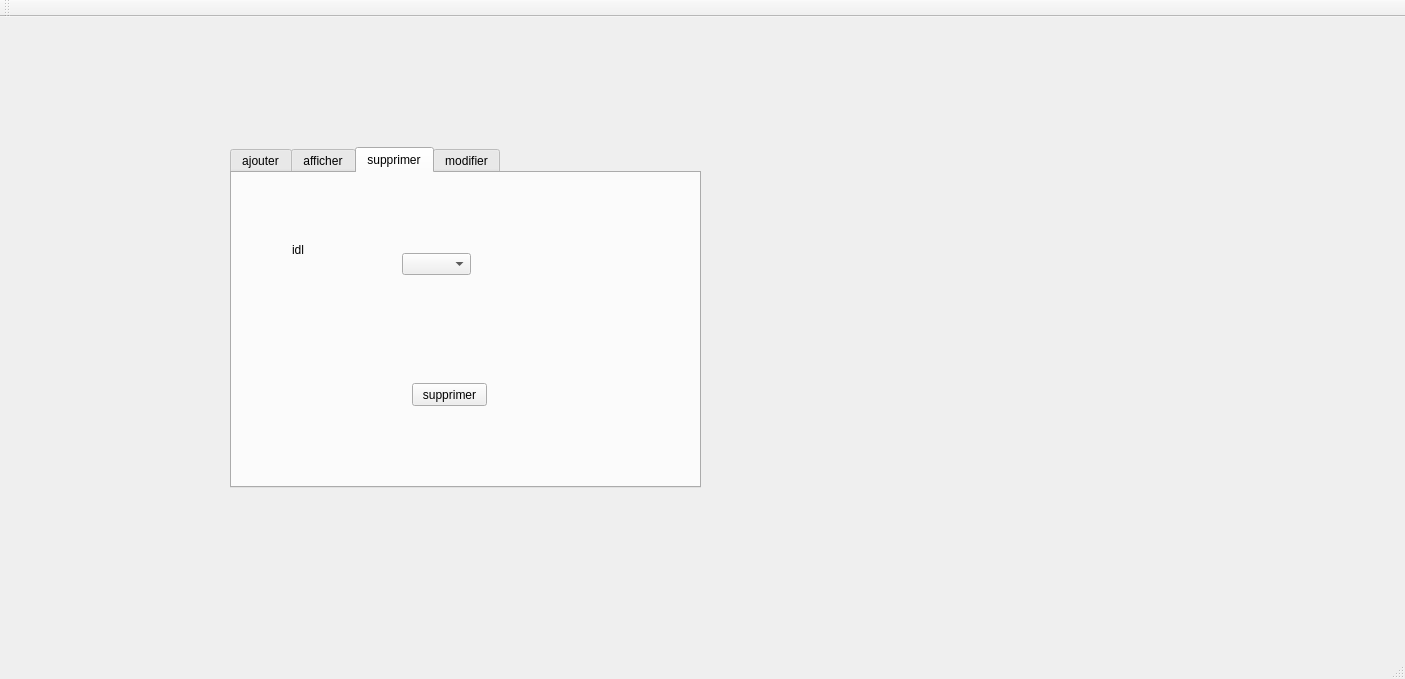
Before: the Qt Designer form mainwindow.ui in nefissaKhiari/Smart_Restaurant_2A19, drawn with Qt 5.
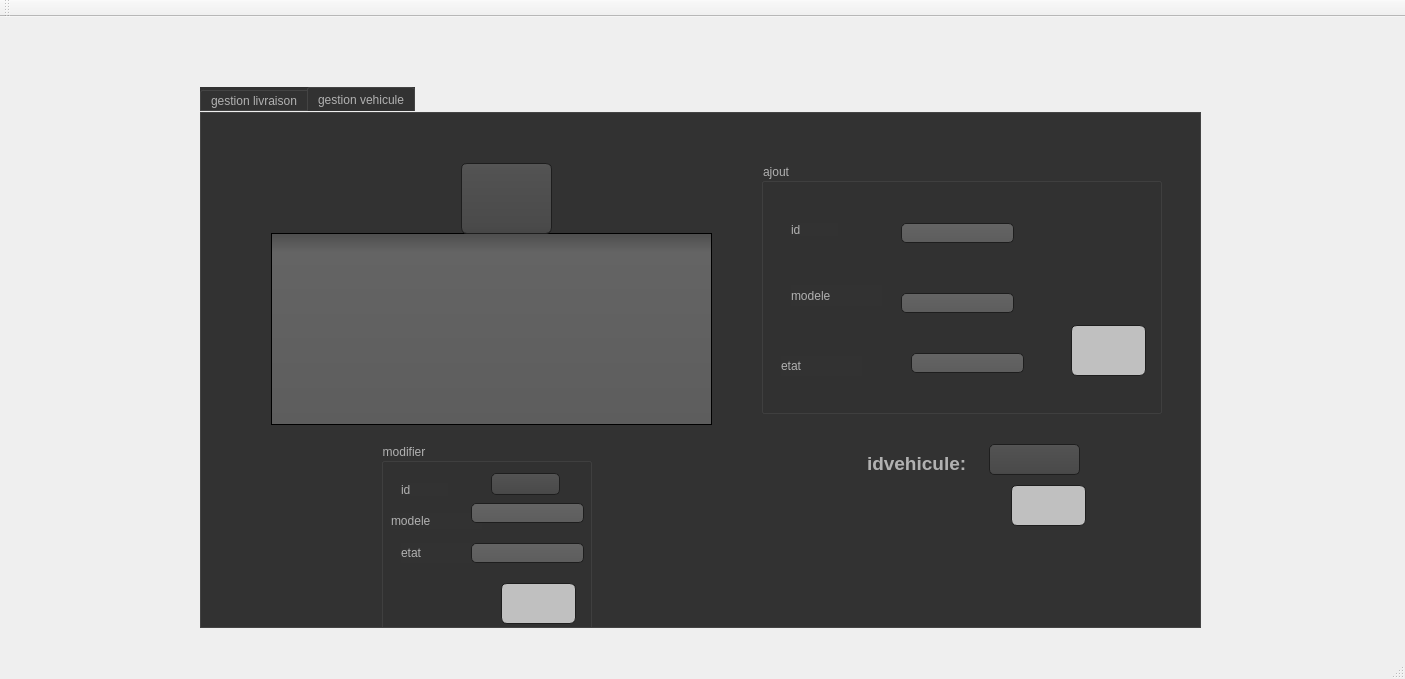
After: the same form once the commit is applied. The open tabs and pages were chosen to show the change. Icons and pictures are not drawn.

Diff of the .ui file:
```diff
--- a/mainwindow.ui
+++ b/mainwindow.ui
@@ -17,21 +17,482 @@
    <widget class="QTabWidget" name="tabWidget">
     <property name="geometry">
      <rect>
-      <x>230</x>
-      <y>130</y>
-      <width>471</width>
-      <height>341</height>
+      <x>200</x>
+      <y>70</y>
+      <width>1001</width>
+      <height>541</height>
      </rect>
     </property>
+    <property name="styleSheet">
+     <string notr="true">QToolTip
+
+{
+     border: 1px solid black;
+     background-color: #ffa02f;
+     padding: 1px;
+     border-radius: 3px;
+     opacity: 100;
+}
+
+QWidget
+{  color: #b1b1b1;
+    background-color: #323232;
+}
+
+QWidget:item:hover
+{
+    background-color: QLinearGradient( x1: 0, y1: 0, x2: 0, y2: 1, stop: 0 #ffa02f, stop: 1 #ca0619);
+    color: #000000;
+}
+
+QWidget:item:selected
+{
+    background-color: QLinearGradient( x1: 0, y1: 0, x2: 0, y2: 1, stop: 0 #ffa02f, stop: 1 #d7801a);
+}
+
+QMenuBar::item
+{
+    background: transparent;
+}
+
+QMenuBar::item:selected
+{
+    background: transparent;
+    border: 1px solid #ffaa00;
+}
+
+QMenuBar::item:pressed
+{
+    background: #444;
+    border: 1px solid #000;
+    background-color: QLinearGradient(
+        x1:0, y1:0,
+        x2:0, y2:1,
+        stop:1 #212121,
+        stop:0.4 #343434/*,
+        stop:0.2 #343434,
+        stop:0.1 #ffaa00*/
+    );
+    margin-bottom:-1px;
+    padding-bottom:1px;
+}
+
+QMenu
+{
+    border: 1px solid #000;
+}
+
+QMenu::item
+{
+    padding: 2px 20px 2px 20px;
+}
+
+QMenu::item:selected
+{
+    color: #000000;
+}
+
+QWidget:disabled
+{
+    color: #404040;
+    background-color: #323232;
+}
+
+QAbstractItemView
+{
+    background-color: QLinearGradient( x1: 0, y1: 0, x2: 0, y2: 1, stop: 0 #4d4d4d, stop: 0.1 #646464, stop: 1 #5d5d5d);
+}
+
+QWidget:focus
+{
+    /*border: 2px solid QLinearGradient( x1: 0, y1: 0, x2: 0, y2: 1, stop: 0 #ffa02f, stop: 1 #d7801a);*/
+}
+
+QLineEdit
+{
+    background-color: QLinearGradient( x1: 0, y1: 0, x2: 0, y2: 1, stop: 0 #4d4d4d, stop: 0 #646464, stop: 1 #5d5d5d);
+    padding: 1px;
+    border-style: solid;
+    border: 1px solid #1e1e1e;
+    border-radius: 5;
+}
+
+QPushButton
+{
+    color: #b1b1b1;
+    background-color: QLinearGradient( x1: 0, y1: 0, x2: 0, y2: 1, stop: 0 #565656, stop: 0.1 #525252, stop: 0.5 #4e4e4e, stop: 0.9 #4a4a4a, stop: 1 #464646);
+    border-width: 1px;
+    border-color: #1e1e1e;
+    border-style: solid;
+    border-radius: 6;
+    padding: 3px;
+    font-size: 12px;
+    padding-left: 5px;
+    padding-right: 5px;
+}
+
+QPushButton:pressed
+{
+    background-color: QLinearGradient( x1: 0, y1: 0, x2: 0, y2: 1, stop: 0 #2d2d2d, stop: 0.1 #2b2b2b, stop: 0.5 #292929, stop: 0.9 #282828, stop: 1 #252525);
+}
+
+QComboBox
+{
+    selection-background-color: #ffaa00;
+    background-color: QLinearGradient( x1: 0, y1: 0, x2: 0, y2: 1, stop: 0 #565656, stop: 0.1 #525252, stop: 0.5 #4e4e4e, stop: 0.9 #4a4a4a, stop: 1 #464646);
+    border-style: solid;
+    border: 1px solid #1e1e1e;
+    border-radius: 5;
+}
+
+QComboBox:hover,QPushButton:hover
+{
+    border: 2px solid QLinearGradient( x1: 0, y1: 0, x2: 0, y2: 1, stop: 0 #ffa02f, stop: 1 #d7801a);
+}
+
+
+QComboBox:on
+{
+    padding-top: 3px;
+    padding-left: 4px;
+    background-color: QLinearGradient( x1: 0, y1: 0, x2: 0, y2: 1, stop: 0 #2d2d2d, stop: 0.1 #2b2b2b, stop: 0.5 #292929, stop: 0.9 #282828, stop: 1 #252525);
+    selection-background-color: #ffaa00;
+}
+
+QComboBox QAbstractItemView
+{
+    border: 2px solid darkgray;
+    selection-background-color: QLinearGradient( x1: 0, y1: 0, x2: 0, y2: 1, stop: 0 #ffa02f, stop: 1 #d7801a);
+}
+
+QComboBox::drop-down
+{
+     subcontrol-origin: padding;
+     subcontrol-position: top right;
+     width: 15px;
+
+     border-left-width: 0px;
+     border-left-color: darkgray;
+     border-left-style: solid; /* just a single line */
+     border-top-right-radius: 3px; /* same radius as the QComboBox */
+     border-bottom-right-radius: 3px;
+ }
+
+QComboBox::down-arrow
+{
+     image: url(:/down_arrow.png);
+}
+
+QGroupBox:focus
+{
+border: 2px solid QLinearGradient( x1: 0, y1: 0, x2: 0, y2: 1, stop: 0 #ffa02f, stop: 1 #d7801a);
+}
+
+QTextEdit:focus
+{
+    border: 2px solid QLinearGradient( x1: 0, y1: 0, x2: 0, y2: 1, stop: 0 #ffa02f, stop: 1 #d7801a);
+}
+
+QScrollBar:horizontal {
+     border: 1px solid #222222;
+     background: QLinearGradient( x1: 0, y1: 0, x2: 0, y2: 1, stop: 0.0 #121212, stop: 0.2 #282828, stop: 1 #484848);
+     height: 7px;
+     margin: 0px 16px 0 16px;
+}
+
+QScrollBar::handle:horizontal
+{
+      background: QLinearGradient( x1: 0, y1: 0, x2: 1, y2: 0, stop: 0 #ffa02f, stop: 0.5 #d7801a, stop: 1 #ffa02f);
+      min-height: 20px;
+      border-radius: 2px;
+}
+
+QScrollBar::add-line:horizontal {
+      border: 1px solid #1b1b19;
+      border-radius: 2px;
+      background: QLinearGradient( x1: 0, y1: 0, x2: 1, y2: 0, stop: 0 #ffa02f, stop: 1 #d7801a);
+      width: 14px;
+      subcontrol-position: right;
+      subcontrol-origin: margin;
+}
+
+QScrollBar::sub-line:horizontal {
+      border: 1px solid #1b1b19;
+      border-radius: 2px;
+      background: QLinearGradient( x1: 0, y1: 0, x2: 1, y2: 0, stop: 0 #ffa02f, stop: 1 #d7801a);
+      width: 14px;
+     subcontrol-position: left;
+     subcontrol-origin: margin;
+}
+
+QScrollBar::right-arrow:horizontal, QScrollBar::left-arrow:horizontal
+{
+      border: 1px solid black;
+      width: 1px;
+      height: 1px;
+      background: white;
+}
+
+QScrollBar::add-page:horizontal, QScrollBar::sub-page:horizontal
+{
+      background: none;
+}
+
+QScrollBar:vertical
+{
+      background: QLinearGradient( x1: 0, y1: 0, x2: 1, y2: 0, stop: 0.0 #121212, stop: 0.2 #282828, stop: 1 #484848);
+      width: 7px;
+      margin: 16px 0 16px 0;
+      border: 1px solid #222222;
+}
+
+QScrollBar::handle:vertical
+{
+      background: QLinearGradient( x1: 0, y1: 0, x2: 0, y2: 1, stop: 0 #ffa02f, stop: 0.5 #d7801a, stop: 1 #ffa02f);
+      min-height: 20px;
+      border-radius: 2px;
+}
+
+QScrollBar::add-line:vertical
+{
+      border: 1px solid #1b1b19;
+      border-radius: 2px;
+      background: QLinearGradient( x1: 0, y1: 0, x2: 0, y2: 1, stop: 0 #ffa02f, stop: 1 #d7801a);
+      height: 14px;
+      subcontrol-position: bottom;
+      subcontrol-origin: margin;
+}
+
+QScrollBar::sub-line:vertical
+{
+      border: 1px solid #1b1b19;
+      border-radius: 2px;
+      background: QLinearGradient( x1: 0, y1: 0, x2: 0, y2: 1, stop: 0 #d7801a, stop: 1 #ffa02f);
+      height: 14px;
+      subcontrol-position: top;
+      subcontrol-origin: margin;
+}
+
+QScrollBar::up-arrow:vertical, QScrollBar::down-arrow:vertical
+{
+      border: 1px solid black;
+      width: 1px;
+      height: 1px;
+      background: white;
+}
+
+
+QScrollBar::add-page:vertical, QScrollBar::sub-page:vertical
+{
+      background: none;
+}
+
+QTextEdit
+{
+    background-color: #242424;
+}
+
+QPlainTextEdit
+{
+    background-color: #242424;
+}
+
+QHeaderView::section
+{
+    background-color: QLinearGradient(x1:0, y1:0, x2:0, y2:1, stop:0 #616161, stop: 0.5 #505050, stop: 0.6 #434343, stop:1 #656565);
+    color: white;
+    padding-left: 4px;
+    border: 1px solid #6c6c6c;
+}
+
+QCheckBox:disabled
+{
+color: #414141;
+}
+
+QDockWidget::title
+{
+    text-align: center;
+    spacing: 3px; /* spacing between items in the tool bar */
+    background-color: QLinearGradient(x1:0, y1:0, x2:0, y2:1, stop:0 #323232, stop: 0.5 #242424, stop:1 #323232);
+}
+
+QDockWidget::close-button, QDockWidget::float-button
+{
+    text-align: center;
+    spacing: 1px; /* spacing between items in the tool bar */
+    background-color: QLinearGradient(x1:0, y1:0, x2:0, y2:1, stop:0 #323232, stop: 0.5 #242424, stop:1 #323232);
+}
+
+QDockWidget::close-button:hover, QDockWidget::float-button:hover
+{
+    background: #242424;
+}
+
+QDockWidget::close-button:pressed, QDockWidget::float-button:pressed
+{
+    padding: 1px -1px -1px 1px;
+}
+
+QMainWindow::separator
+{
+    background-color: QLinearGradient(x1:0, y1:0, x2:0, y2:1, stop:0 #161616, stop: 0.5 #151515, stop: 0.6 #212121, stop:1 #343434);
+    color: white;
+    padding-left: 4px;
+    border: 1px solid #4c4c4c;
+    spacing: 3px; /* spacing between items in the tool bar */
+}
+
+QMainWindow::separator:hover
+{
+
+    background-color: QLinearGradient(x1:0, y1:0, x2:0, y2:1, stop:0 #d7801a, stop:0.5 #b56c17 stop:1 #ffa02f);
+    color: white;
+    padding-left: 4px;
+    border: 1px solid #6c6c6c;
+    spacing: 3px; /* spacing between items in the tool bar */
+}
+
+QToolBar::handle
+{
+     spacing: 3px; /* spacing between items in the tool bar */
+     background: url(:/images/handle.png);
+}
+
+QMenu::separator
+{
+    height: 2px;
+    background-color: QLinearGradient(x1:0, y1:0, x2:0, y2:1, stop:0 #161616, stop: 0.5 #151515, stop: 0.6 #212121, stop:1 #343434);
+    color: white;
+    padding-left: 4px;
+    margin-left: 10px;
+    margin-right: 5px;
+}
+
+QProgressBar
+{
+    border: 2px solid grey;
+    border-radius: 5px;
+    text-align: center;
+}
+
+QProgressBar::chunk
+{
+    background-color: #d7801a;
+    width: 2.15px;
+    margin: 0.5px;
+}
+
+QTabBar::tab {
+    color: #b1b1b1;
+    border: 1px solid #444;
+    border-bottom-style: none;
+    background-color: #323232;
+    padding-left: 10px;
+    padding-right: 10px;
+    padding-top: 3px;
+    padding-bottom: 2px;
+    margin-right: -1px;
+}
+
+QTabWidget::pane {
+    border: 1px solid #444;
+    top: 1px;
+}
+
+QTabBar::tab:last
+{
+    margin-right: 0; /* the last selected tab has nothing to overlap with on the right */
+    border-top-right-radius: 3px;
+}
+
+QTabBar::tab:first:!selected
+{
+ margin-left: 0px; /* the last selected tab has nothing to overlap with on the right */
+
+
+    border-top-left-radius: 3px;
+}
+
+QTabBar::tab:!selected
+{
+    color: #b1b1b1;
+    border-bottom-style: solid;
+    margin-top: 3px;
+    background-color: QLinearGradient(x1:0, y1:0, x2:0, y2:1, stop:1 #212121, stop:.4 #343434);
+}
+
+QTabBar::tab:selected
+{
+    border-top-left-radius: 3px;
+    border-top-right-radius: 3px;
+    margin-bottom: 0px;
+}
+
+QTabBar::tab:!selected:hover
+{
+    /*border-top: 2px solid #ffaa00;
+    padding-bottom: 3px;*/
+    border-top-left-radius: 3px;
+    border-top-right-radius: 3px;
+    background-color: QLinearGradient(x1:0, y1:0, x2:0, y2:1, stop:1 #212121, stop:0.4 #343434, stop:0.2 #343434, stop:0.1 #ffaa00);
+}
+
+QRadioButton::indicator:checked, QRadioButton::indicator:unchecked{
+    color: #b1b1b1;
+    background-color: #323232;
+    border: 1px solid #b1b1b1;
+    border-radius: 6px;
+}
+
+QRadioButton::indicator:checked
+{
+    background-color: qradialgradient(
+        cx: 0.5, cy: 0.5,
+        fx: 0.5, fy: 0.5,
+        radius: 1.0,
+        stop: 0.25 #ffaa00,
+        stop: 0.3 #323232
+    );
+}
+
+QCheckBox::indicator{
+    color: #b1b1b1;
+    background-color: #323232;
+    border: 1px solid #b1b1b1;
+    width: 9px;
+    height: 9px;
+}
+
+QRadioButton::indicator
+{
+    border-radius: 6px;
+}
+
+QRadioButton::indicator:hover, QCheckBox::indicator:hover
+{
+    border: 1px solid #ffaa00;
+}
+
+QCheckBox::indicator:checked
+{
+    image:url(:/images/checkbox.png);
+}
+
+QCheckBox::indicator:disabled, QRadioButton::indicator:disabled
+{
+    border: 1px solid #444;
+}</string>
+    </property>
     <property name="currentIndex">
      <number>3</number>
     </property>
     <property name="tabBarAutoHide">
      <bool>false</bool>
     </property>
-    <widget class="QWidget" name="ajouter">
+    <widget class="QWidget" name="tab_3">
      <attribute name="title">
-      <string>ajouter</string>
+      <string>gestion livraison</string>
      </attribute>
      <widget class="QGroupBox" name="groupBox">
       <property name="geometry">
@@ -128,12 +589,7 @@
        </property>
       </widget>
      </widget>
-    </widget>
-    <widget class="QWidget" name="tab_3">
-     <attribute name="title">
-      <string>afficher</string>
-     </attribute>
-     <widget class="QTableView" name="tablivraison">
+     <widget class="QGroupBox" name="groupBox_2">
       <property name="geometry">
        <rect>
         <x>60</x>
@@ -143,132 +599,405 @@
        </rect>
       </property>
      </widget>
+     <widget class="QTabWidget" name="tabWidget_2">
+      <property name="geometry">
+       <rect>
+        <x>-40</x>
+        <y>-60</y>
+        <width>841</width>
+        <height>591</height>
+       </rect>
+      </property>
+      <widget class="QWidget" name="tab">
+       <attribute name="title">
+        <string>Tab 1</string>
+       </attribute>
+       <widget class="QComboBox" name="idsupp">
+        <property name="geometry">
+         <rect>
+          <x>700</x>
+          <y>370</y>
+          <width>69</width>
+          <height>22</height>
+         </rect>
+        </property>
+       </widget>
+       <widget class="QPushButton" name="supp">
+        <property name="geometry">
+         <rect>
+          <x>710</x>
+          <y>420</y>
+          <width>81</width>
+          <height>51</height>
+         </rect>
+        </property>
+        <property name="styleSheet">
+         <string notr="true">     background-color: #C0C0C0;
+image: url(:/new/prefix1/resource/remove.png);</string>
+        </property>
+        <property name="text">
+         <string/>
+        </property>
+       </widget>
+       <widget class="QLabel" name="label_8">
+        <property name="geometry">
+         <rect>
+          <x>576</x>
+          <y>370</y>
+          <width>81</width>
+          <height>20</height>
+         </rect>
+        </property>
+        <property name="font">
+         <font>
+          <pointsize>14</pointsize>
+          <weight>75</weight>
+          <bold>true</bold>
+         </font>
+        </property>
+        <property name="styleSheet">
+         <string notr="true">color:orange;</string>
+        </property>
+        <property name="text">
+         <string>id:</string>
+        </property>
+       </widget>
+       <widget class="QTableView" name="tablivraison">
+        <property name="geometry">
+         <rect>
+          <x>115</x>
+          <y>130</y>
+          <width>411</width>
+          <height>192</height>
+         </rect>
+        </property>
+       </widget>
+       <widget class="QPushButton" name="pushButton_2">
+        <property name="geometry">
+         <rect>
+          <x>290</x>
+          <y>60</y>
+          <width>81</width>
+          <height>71</height>
+         </rect>
+        </property>
+        <property name="styleSheet">
+         <string notr="true">image: url(:/new/prefix1/resource/boite.png);</string>
+        </property>
+        <property name="text">
+         <string/>
+        </property>
+       </widget>
+       <widget class="QPushButton" name="pushButton_3">
+        <property name="geometry">
+         <rect>
+          <x>550</x>
+          <y>100</y>
+          <width>75</width>
+          <height>61</height>
+         </rect>
+        </property>
+        <property name="styleSheet">
+         <string notr="true">image: url(:/new/prefix1/resource/pdf.png);</string>
+        </property>
+        <property name="text">
+         <string/>
+        </property>
+       </widget>
+       <widget class="QLineEdit" name="recherche">
+        <property name="geometry">
+         <rect>
+          <x>420</x>
+          <y>410</y>
+          <width>113</width>
+          <height>20</height>
+         </rect>
+        </property>
+       </widget>
+      </widget>
+      <widget class="QWidget" name="tab_2">
+       <attribute name="title">
+        <string>Tab 2</string>
+       </attribute>
+      </widget>
+     </widget>
+     <zorder>tabWidget_2</zorder>
+     <zorder>groupBox</zorder>
+     <zorder>groupBox_2</zorder>
     </widget>
     <widget class="QWidget" name="tab_4">
      <attribute name="title">
-      <string>supprimer</string>
+      <string>gestion vehicule</string>
      </attribute>
-     <widget class="QPushButton" name="supp">
+     <widget class="QTableView" name="tabvehicule">
       <property name="geometry">
        <rect>
-        <x>180</x>
-        <y>210</y>
-        <width>75</width>
-        <height>23</height>
+        <x>70</x>
+        <y>120</y>
+        <width>441</width>
+        <height>192</height>
        </rect>
       </property>
-      <property name="text">
-       <string>supprimer</string>
-      </property>
      </widget>
-     <widget class="QLabel" name="label_4">
+     <widget class="QGroupBox" name="groupBox_3">
       <property name="geometry">
        <rect>
-        <x>60</x>
-        <y>70</y>
-        <width>47</width>
-        <height>13</height>
+        <x>560</x>
+        <y>50</y>
+        <width>401</width>
+        <height>251</height>
        </rect>
       </property>
-      <property name="text">
-       <string>idl</string>
+      <property name="title">
+       <string>ajout</string>
       </property>
+      <widget class="QLineEdit" name="idv">
+       <property name="geometry">
+        <rect>
+         <x>140</x>
+         <y>60</y>
+         <width>113</width>
+         <height>20</height>
+        </rect>
+       </property>
+      </widget>
+      <widget class="QLineEdit" name="modele">
+       <property name="geometry">
+        <rect>
+         <x>140</x>
+         <y>130</y>
+         <width>113</width>
+         <height>20</height>
+        </rect>
+       </property>
+      </widget>
+      <widget class="QLineEdit" name="etat">
+       <property name="geometry">
+        <rect>
+         <x>150</x>
+         <y>190</y>
+         <width>113</width>
+         <height>20</height>
+        </rect>
+       </property>
+      </widget>
+      <widget class="QLabel" name="label_4">
+       <property name="geometry">
+        <rect>
+         <x>30</x>
+         <y>60</y>
+         <width>47</width>
+         <height>13</height>
+        </rect>
+       </property>
+       <property name="text">
+        <string>id</string>
+       </property>
+      </widget>
+      <widget class="QLabel" name="label_5">
+       <property name="geometry">
+        <rect>
+         <x>30</x>
+         <y>122</y>
+         <width>91</width>
+         <height>21</height>
+        </rect>
+       </property>
+       <property name="text">
+        <string>modele</string>
+       </property>
+      </widget>
+      <widget class="QLabel" name="label_6">
+       <property name="geometry">
+        <rect>
+         <x>20</x>
+         <y>193</y>
+         <width>81</width>
+         <height>20</height>
+        </rect>
+       </property>
+       <property name="text">
+        <string>etat</string>
+       </property>
+      </widget>
+      <widget class="QPushButton" name="ajoutv">
+       <property name="geometry">
+        <rect>
+         <x>310</x>
+         <y>162</y>
+         <width>75</width>
+         <height>51</height>
+        </rect>
+       </property>
+       <property name="styleSheet">
+        <string notr="true">     background-color: #C0C0C0;
+image: url(:/new/prefix1/resource/cross .png);</string>
+       </property>
+       <property name="text">
+        <string/>
+       </property>
+      </widget>
      </widget>
-     <widget class="QComboBox" name="idsupp">
+     <widget class="QGroupBox" name="groupBox_4">
       <property name="geometry">
        <rect>
-        <x>170</x>
-        <y>80</y>
-        <width>69</width>
-        <height>22</height>
-       </rect>
-      </property>
-     </widget>
-    </widget>
-    <widget class="QWidget" name="tab_2">
-     <attribute name="title">
-      <string>modifier</string>
-     </attribute>
-     <widget class="QComboBox" name="idmod">
-      <property name="geometry">
-       <rect>
-        <x>220</x>
-        <y>80</y>
-        <width>69</width>
-        <height>22</height>
-       </rect>
-      </property>
-     </widget>
-     <widget class="QLineEdit" name="datemod">
-      <property name="geometry">
-       <rect>
-        <x>210</x>
-        <y>150</y>
-        <width>113</width>
-        <height>20</height>
-       </rect>
-      </property>
-     </widget>
-     <widget class="QLineEdit" name="livreurmod">
-      <property name="geometry">
-       <rect>
-        <x>200</x>
-        <y>210</y>
-        <width>113</width>
-        <height>20</height>
-       </rect>
-      </property>
-     </widget>
-     <widget class="QLabel" name="label_5">
-      <property name="geometry">
-       <rect>
-        <x>50</x>
-        <y>80</y>
-        <width>47</width>
-        <height>13</height>
-       </rect>
-      </property>
-      <property name="text">
-       <string>id</string>
-      </property>
-     </widget>
-     <widget class="QLabel" name="label_6">
-      <property name="geometry">
-       <rect>
-        <x>60</x>
-        <y>150</y>
-        <width>91</width>
-        <height>16</height>
-       </rect>
-      </property>
-      <property name="text">
-       <string>date livraison</string>
-      </property>
-     </widget>
-     <widget class="QLabel" name="label_7">
-      <property name="geometry">
-       <rect>
-        <x>36</x>
-        <y>213</y>
-        <width>71</width>
-        <height>20</height>
-       </rect>
-      </property>
-      <property name="text">
-       <string>id livreur</string>
-      </property>
-     </widget>
-     <widget class="QPushButton" name="mod">
-      <property name="geometry">
-       <rect>
         <x>180</x>
-        <y>260</y>
-        <width>75</width>
-        <height>23</height>
+        <y>330</y>
+        <width>211</width>
+        <height>191</height>
        </rect>
       </property>
-      <property name="text">
+      <property name="title">
        <string>modifier</string>
+      </property>
+      <widget class="QLabel" name="label_11">
+       <property name="geometry">
+        <rect>
+         <x>20</x>
+         <y>40</y>
+         <width>47</width>
+         <height>13</height>
+        </rect>
+       </property>
+       <property name="text">
+        <string>id</string>
+       </property>
+      </widget>
+      <widget class="QLabel" name="label_12">
+       <property name="geometry">
+        <rect>
+         <x>10</x>
+         <y>70</y>
+         <width>91</width>
+         <height>16</height>
+        </rect>
+       </property>
+       <property name="text">
+        <string>modele</string>
+       </property>
+      </widget>
+      <widget class="QLabel" name="label_13">
+       <property name="geometry">
+        <rect>
+         <x>20</x>
+         <y>100</y>
+         <width>71</width>
+         <height>20</height>
+        </rect>
+       </property>
+       <property name="text">
+        <string>etat</string>
+       </property>
+      </widget>
+      <widget class="QLineEdit" name="modelemod">
+       <property name="geometry">
+        <rect>
+         <x>90</x>
+         <y>60</y>
+         <width>113</width>
+         <height>20</height>
+        </rect>
+       </property>
+      </widget>
+      <widget class="QComboBox" name="idvmod">
+       <property name="geometry">
+        <rect>
+         <x>110</x>
+         <y>30</y>
+         <width>69</width>
+         <height>22</height>
+        </rect>
+       </property>
+      </widget>
+      <widget class="QLineEdit" name="etatmod">
+       <property name="geometry">
+        <rect>
+         <x>90</x>
+         <y>100</y>
+         <width>113</width>
+         <height>20</height>
+        </rect>
+       </property>
+      </widget>
+      <widget class="QPushButton" name="modv">
+       <property name="geometry">
+        <rect>
+         <x>120</x>
+         <y>140</y>
+         <width>75</width>
+         <height>41</height>
+        </rect>
+       </property>
+       <property name="styleSheet">
+        <string notr="true">     background-color: #C0C0C0;
+image: url(:/new/prefix1/resource/edit .png);</string>
+       </property>
+       <property name="text">
+        <string/>
+       </property>
+      </widget>
+     </widget>
+     <widget class="QComboBox" name="idvsupp">
+      <property name="geometry">
+       <rect>
+        <x>788</x>
+        <y>331</y>
+        <width>91</width>
+        <height>31</height>
+       </rect>
+      </property>
+     </widget>
+     <widget class="QPushButton" name="suppv">
+      <property name="geometry">
+       <rect>
+        <x>810</x>
+        <y>372</y>
+        <width>75</width>
+        <height>41</height>
+       </rect>
+      </property>
+      <property name="styleSheet">
+       <string notr="true">     background-color: #C0C0C0;
+image: url(:/new/prefix1/resource/remove.png);</string>
+      </property>
+      <property name="text">
+       <string/>
+      </property>
+     </widget>
+     <widget class="QLabel" name="label_14">
+      <property name="geometry">
+       <rect>
+        <x>666</x>
+        <y>340</y>
+        <width>111</width>
+        <height>20</height>
+       </rect>
+      </property>
+      <property name="font">
+       <font>
+        <pointsize>14</pointsize>
+        <weight>75</weight>
+        <bold>true</bold>
+       </font>
+      </property>
+      <property name="text">
+       <string>idvehicule:</string>
+      </property>
+     </widget>
+     <widget class="QPushButton" name="pushButton">
+      <property name="geometry">
+       <rect>
+        <x>260</x>
+        <y>50</y>
+        <width>91</width>
+        <height>71</height>
+       </rect>
+      </property>
+      <property name="styleSheet">
+       <string notr="true">image: url(:/new/prefix1/resource/livraison-gratuite.png);</string>
+      </property>
+      <property name="text">
+       <string/>
       </property>
      </widget>
     </widget>
```
Left out of the diff: 119 changed lines with no effect on the pictures.
